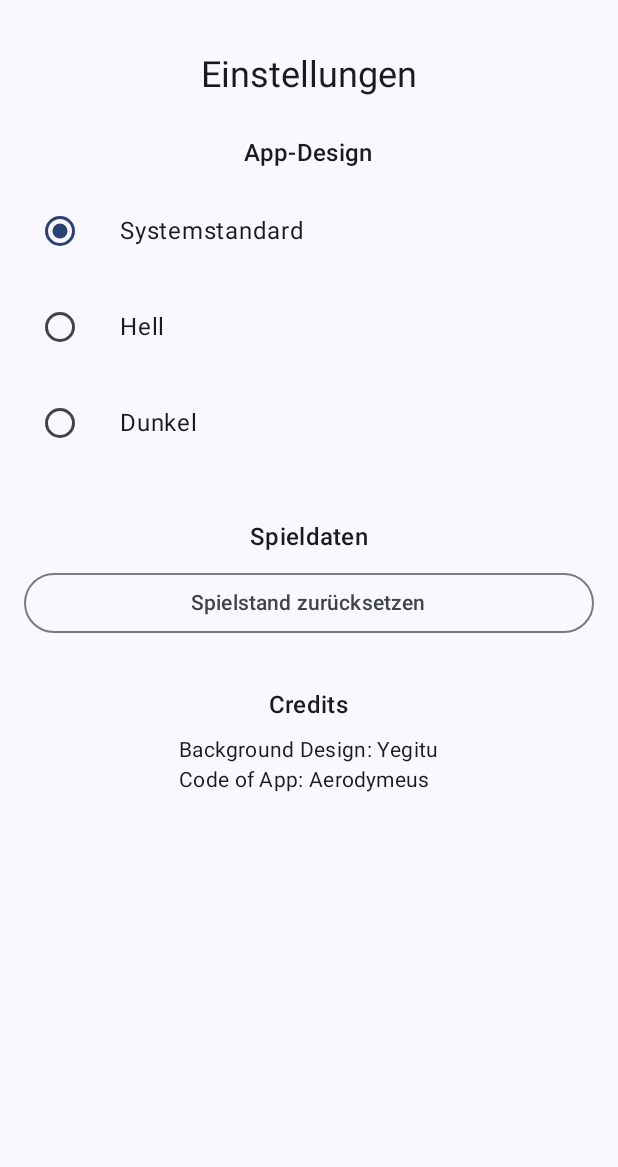
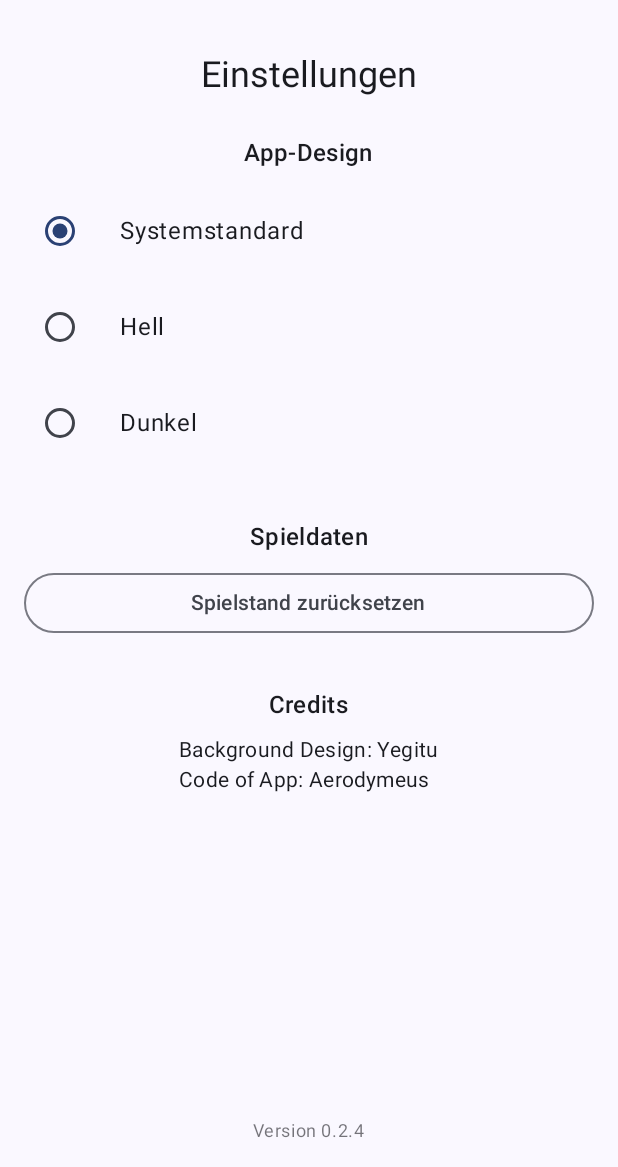
Before and after one commit to Aerodymeus/AerpClicker, an Android app built with Jetpack Compose: the screen it shows after launch (UI), after a tap on "Einstellungen", on a phone screen of 412 x 824 dp, the part 69-1236 px from its top. Run offline under Robolectric (Android 15) with nearby library versions, the light colour scheme and no system bars.

Commit message:
Chore: Display app version and bump to 0.2.4
This commit updates the app version and introduces a feature to display the current version number in the Options screen.

Key changes:
- **App Version:**
    - Incremented `versionName` from `"0.2.3"` to `"0.2.4"` in `app/build.gradle.kts`.
- **UI:**
    - The app version is now displayed at the bottom of the `OptionsScreen`.
    - A new composable function `getAppVersion()` was created in `UI.kt` to retrieve the version name from `BuildConfig`.
    - Added new string resources `app_version` in both English (`values-en/strings.xml`) and German (`values/strings.xml`).
- **Build Configuration:**
    - Enabled the `buildConfig` feature in `app/build.gradle.kts` to expose build-time constants like `VERSION_NAME` to the application code.

```diff
--- a/app/build.gradle.kts
+++ b/app/build.gradle.kts
@@ -16,7 +16,7 @@ android {
         minSdk = 30
         targetSdk = 36
         versionCode = 12
-        versionName = "0.2.3"
+        versionName = "0.2.4"
 
         testInstrumentationRunner = "androidx.test.runner.AndroidJUnitRunner"
     }
@@ -44,6 +44,7 @@ android {
     }
     buildFeatures {
         compose = true
+        buildConfig = true
     }
     buildToolsVersion = "36.0.0"
 
--- a/app/src/main/java/dev/aerodymeus/aerpclicker/ui/UI.kt
+++ b/app/src/main/java/dev/aerodymeus/aerpclicker/ui/UI.kt
@@ -57,7 +57,6 @@ import androidx.compose.runtime.collectAsState
 import androidx.compose.ui.platform.LocalContext // Sicherstellen, dass dieser Import da ist
 import androidx.compose.material.icons.filled.Settings
 import androidx.compose.material.icons.automirrored.filled.ArrowBack
-import androidx.compose.material.icons.filled.Close
 import androidx.compose.material3.OutlinedButton
 import androidx.compose.ui.graphics.Color
 import androidx.compose.ui.layout.ContentScale
@@ -67,7 +66,14 @@ import dev.aerodymeus.aerpclicker.R
 import dev.aerodymeus.aerpclicker.ThemeViewModel
 import androidx.compose.ui.graphics.ColorFilter
 import androidx.compose.ui.graphics.ColorMatrix
+import dev.aerodymeus.aerpclicker.BuildConfig
 
+
+
+@Composable
+fun getAppVersion(): String {
+    return BuildConfig.VERSION_NAME
+}
 
 
 enum class ThemeSetting {
@@ -207,6 +213,15 @@ fun OptionsScreen(
             modifier = Modifier.padding(bottom = 8.dp)
         )
 
+        // Spacer, um die Versionsnummer vom Rest abzuheben.
+        Spacer(Modifier.weight(1f))
+
+        // Die App-Version anzeigen
+        Text(
+            text = stringResource(R.string.app_version, getAppVersion()),
+            style = MaterialTheme.typography.bodySmall,
+            color = MaterialTheme.colorScheme.onSurface.copy(alpha = 0.6f) // Etwas unauffälliger
+        )
     }
 }
 
--- a/app/src/main/res/values/strings.xml
+++ b/app/src/main/res/values/strings.xml
@@ -115,5 +115,6 @@
     <string name="credits_title">Credits</string>
     <string name="credits_text">Background Design: Yegitu\nCode of App: Aerodymeus</string>
     <string name="shop_close_button">Zurück</string>
+    <string name="app_version">Version %1$s</string>
 
 </resources>
```
Also changed, not shown: 1 other file.
